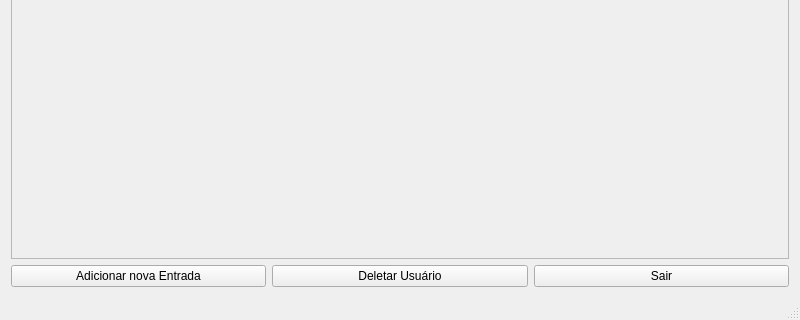
This is principal.ui in ecsanchesjr/ProjetoSeguran-a as Qt 5 draws it before an edit; both pictures show x 0 to 800 and y 280 to 600 of the 800 by 600 pixel window. The edited form follows.
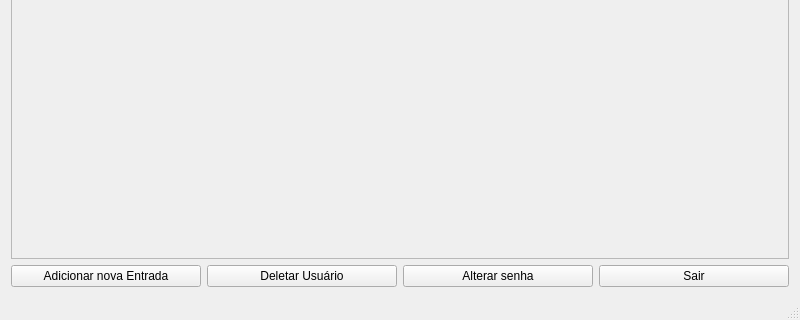
This is the edited form.

Patch:
```diff
--- a/principal.ui
+++ b/principal.ui
@@ -70,6 +70,13 @@
         </property>
        </widget>
       </item>
+      <item>
+       <widget class="QPushButton" name="pushButton_4">
+        <property name="text">
+         <string>Alterar senha</string>
+        </property>
+       </widget>
+      </item>
       <item>
        <widget class="QPushButton" name="pushButton">
         <property name="text">
```
